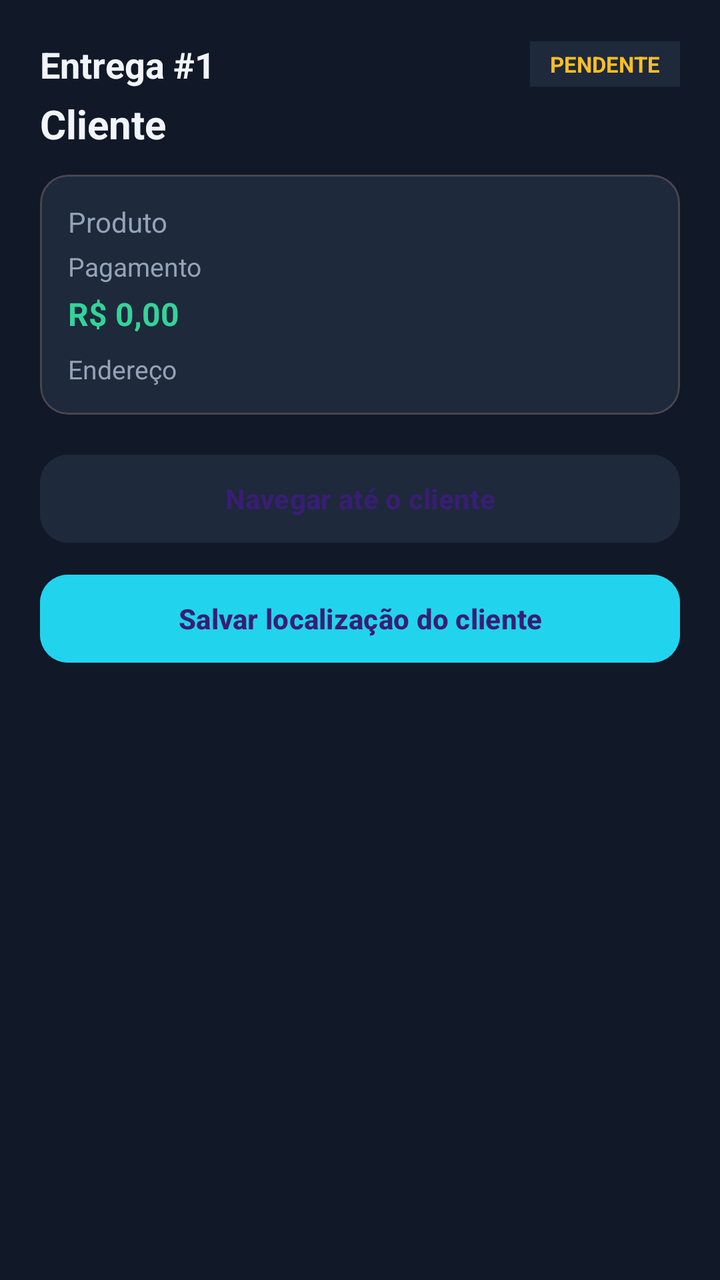
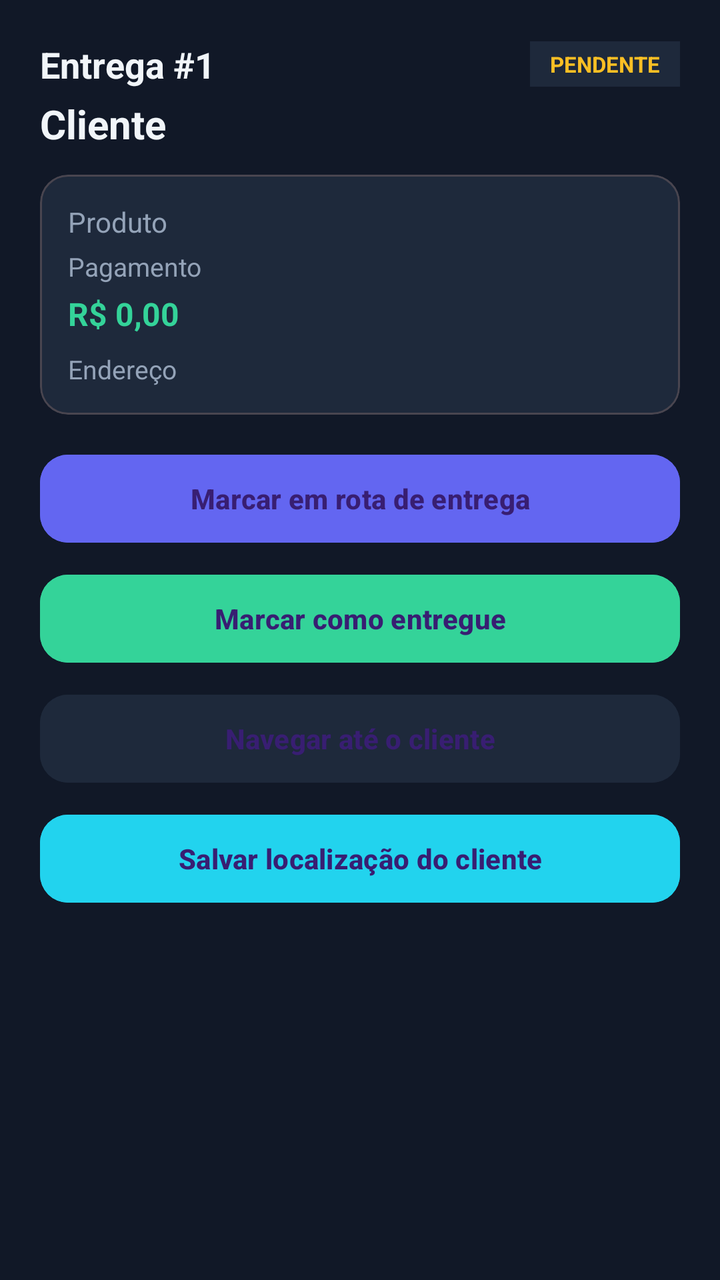

An Android layout rendered at two revisions. The XML below is the earlier revision; the diff shows what the commit changed to produce the second picture.
<!-- AndroidManifest.xml: application theme Theme.Entregador -->
<!-- res/layout/dialog_tarefa_acoes.xml -->
<?xml version="1.0" encoding="utf-8"?>
<ScrollView xmlns:android="http://schemas.android.com/apk/res/android"
    xmlns:app="http://schemas.android.com/apk/res-auto"
    android:layout_width="match_parent"
    android:layout_height="wrap_content"
    android:background="@color/surface"
    android:fillViewport="true">

    <LinearLayout
        android:layout_width="match_parent"
        android:layout_height="wrap_content"
        android:orientation="vertical"
        android:padding="20dp">

        
        <LinearLayout
            android:layout_width="match_parent"
            android:layout_height="wrap_content"
            android:orientation="horizontal"
            android:gravity="center_vertical"
            android:layout_marginBottom="4dp">

            <TextView
                android:id="@+id/tvDialogNumero"
                android:layout_width="0dp"
                android:layout_height="wrap_content"
                android:layout_weight="1"
                android:text="Entrega #1"
                android:textColor="@color/text_primary"
                android:textSize="18sp"
                android:textStyle="bold" />

            <TextView
                android:id="@+id/tvDialogStatus"
                android:layout_width="wrap_content"
                android:layout_height="wrap_content"
                android:paddingHorizontal="10dp"
                android:paddingVertical="4dp"
                android:text="PENDENTE"
                android:textSize="11sp"
                android:textStyle="bold"
                android:textColor="@color/warning"
                android:background="@color/surface_variant" />
        </LinearLayout>

        <TextView
            android:id="@+id/tvDialogCliente"
            android:layout_width="match_parent"
            android:layout_height="wrap_content"
            android:text="Cliente"
            android:textColor="@color/text_primary"
            android:textSize="20sp"
            android:textStyle="bold"
            android:layout_marginBottom="12dp" />

        
        <com.google.android.material.card.MaterialCardView
            android:layout_width="match_parent"
            android:layout_height="wrap_content"
            app:cardBackgroundColor="@color/surface_variant"
            app:cardCornerRadius="14dp"
            app:cardElevation="0dp"
            android:layout_marginBottom="16dp">

            <LinearLayout
                android:layout_width="match_parent"
                android:layout_height="wrap_content"
                android:orientation="vertical"
                android:padding="14dp">

                <TextView
                    android:id="@+id/tvDialogProduto"
                    android:layout_width="match_parent"
                    android:layout_height="wrap_content"
                    android:text="Produto"
                    android:textColor="@color/text_secondary"
                    android:textSize="14sp" />

                <TextView
                    android:id="@+id/tvDialogPagamento"
                    android:layout_width="match_parent"
                    android:layout_height="wrap_content"
                    android:text="Pagamento"
                    android:textColor="@color/text_secondary"
                    android:textSize="13sp"
                    android:layout_marginTop="4dp" />

                <TextView
                    android:id="@+id/tvDialogValor"
                    android:layout_width="match_parent"
                    android:layout_height="wrap_content"
                    android:text="R$ 0,00"
                    android:textColor="@color/success"
                    android:textSize="16sp"
                    android:textStyle="bold"
                    android:layout_marginTop="4dp" />

                <TextView
                    android:id="@+id/tvDialogEndereco"
                    android:layout_width="match_parent"
                    android:layout_height="wrap_content"
                    android:text="Endereço"
                    android:textColor="@color/text_secondary"
                    android:textSize="13sp"
                    android:layout_marginTop="8dp" />
            </LinearLayout>
        </com.google.android.material.card.MaterialCardView>

        
        <LinearLayout
            android:layout_width="match_parent"
            android:layout_height="wrap_content"
            android:orientation="vertical">

            <com.google.android.material.button.MaterialButton
                android:id="@+id/btnIniciar"
                android:layout_width="match_parent"
                android:layout_height="52dp"
                android:text="Marcar em rota de entrega"
                android:textStyle="bold"
                android:layout_marginBottom="8dp"
                android:visibility="gone"
                app:cornerRadius="14dp"
                android:backgroundTint="@color/primary" />

            <com.google.android.material.button.MaterialButton
                android:id="@+id/btnConcluir"
                android:layout_width="match_parent"
                android:layout_height="52dp"
                android:text="Marcar como entregue"
                android:textStyle="bold"
                android:layout_marginBottom="8dp"
                android:visibility="gone"
                app:cornerRadius="14dp"
                android:backgroundTint="@color/success" />

            <com.google.android.material.button.MaterialButton
                android:id="@+id/btnNavegar"
                android:layout_width="match_parent"
                android:layout_height="52dp"
                android:text="Navegar até o cliente"
                android:textStyle="bold"
                android:layout_marginBottom="8dp"
                app:cornerRadius="14dp"
                android:backgroundTint="@color/surface_variant" />

            <com.google.android.material.button.MaterialButton
                android:id="@+id/btnSalvarLocal"
                android:layout_width="match_parent"
                android:layout_height="52dp"
                android:text="Salvar localização do cliente"
                android:textStyle="bold"
                android:layout_marginBottom="8dp"
                app:cornerRadius="14dp"
                android:backgroundTint="@color/accent" />

            <com.google.android.material.button.MaterialButton
                android:id="@+id/btnCancelar"
                android:layout_width="match_parent"
                android:layout_height="52dp"
                android:text="Cancelar entrega"
                android:textStyle="bold"
                android:visibility="gone"
                app:cornerRadius="14dp"
                android:backgroundTint="@color/danger" />
        </LinearLayout>


    </LinearLayout>
</ScrollView>
<!-- resources referenced by this layout -->
<resources>
  <color name="accent">#22D3EE</color>
  <color name="danger">#F87171</color>
  <color name="primary">#6366F1</color>
  <color name="success">#34D399</color>
  <color name="surface">#111827</color>
  <color name="surface_variant">#1E293B</color>
  <color name="text_primary">#F1F5F9</color>
  <color name="text_secondary">#94A3B8</color>
  <color name="warning">#FBBF24</color>
  <style name="Theme.Entregador" parent="Theme.Material3.Dark.NoActionBar">
          <item name="colorPrimary">@color/primary</item>
          <item name="colorPrimaryVariant">@color/primary_dark</item>
          <item name="colorSecondary">@color/accent</item>
          <item name="colorSurface">@color/surface</item>
          <item name="colorOnSurface">@color/text_primary</item>
          <item name="android:statusBarColor">@color/background</item>
          <item name="android:navigationBarColor">@color/background</item>
          <item name="android:windowBackground">@color/background</item>
          <item name="android:textColor">@color/text_primary</item>
      </style>
  <color name="primary_dark">#4F46E5</color>
  <color name="background">#0B0F1A</color>
</resources>

<!-- the commit's change to res/layout/dialog_tarefa_acoes.xml (unified diff, before → after) -->
@@ -119,7 +119,6 @@
                 android:text="Marcar em rota de entrega"
                 android:textStyle="bold"
                 android:layout_marginBottom="8dp"
-                android:visibility="gone"
                 app:cornerRadius="14dp"
                 android:backgroundTint="@color/primary" />
 
@@ -130,7 +129,6 @@
                 android:text="Marcar como entregue"
                 android:textStyle="bold"
                 android:layout_marginBottom="8dp"
-                android:visibility="gone"
                 app:cornerRadius="14dp"
                 android:backgroundTint="@color/success" />
 
